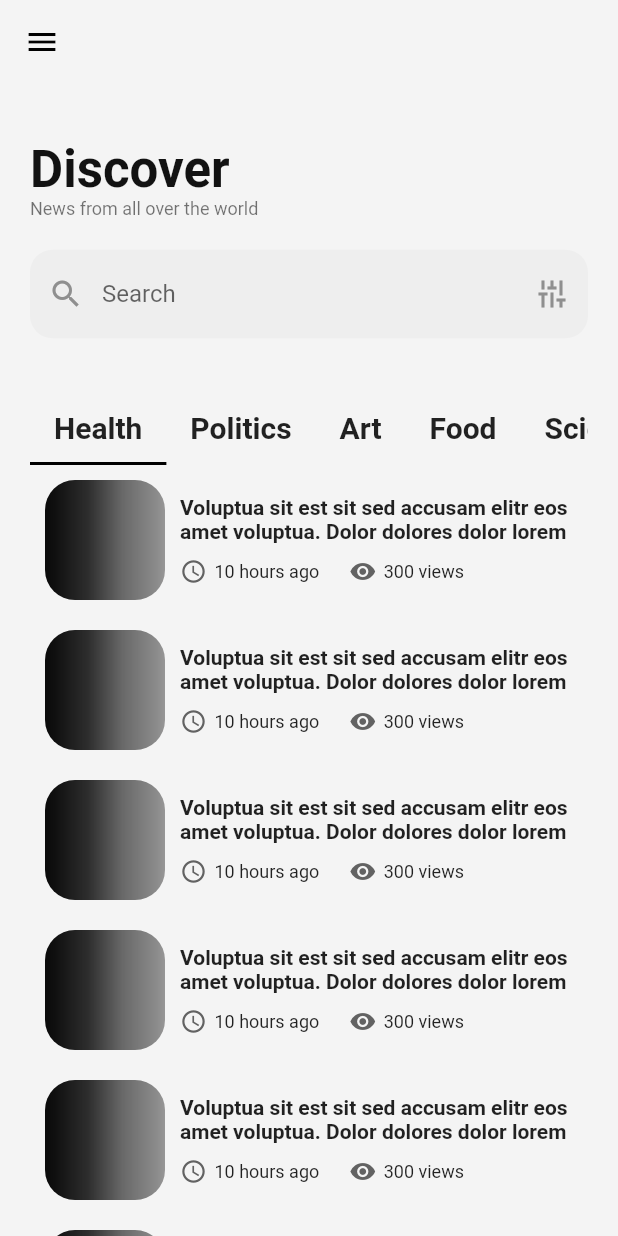
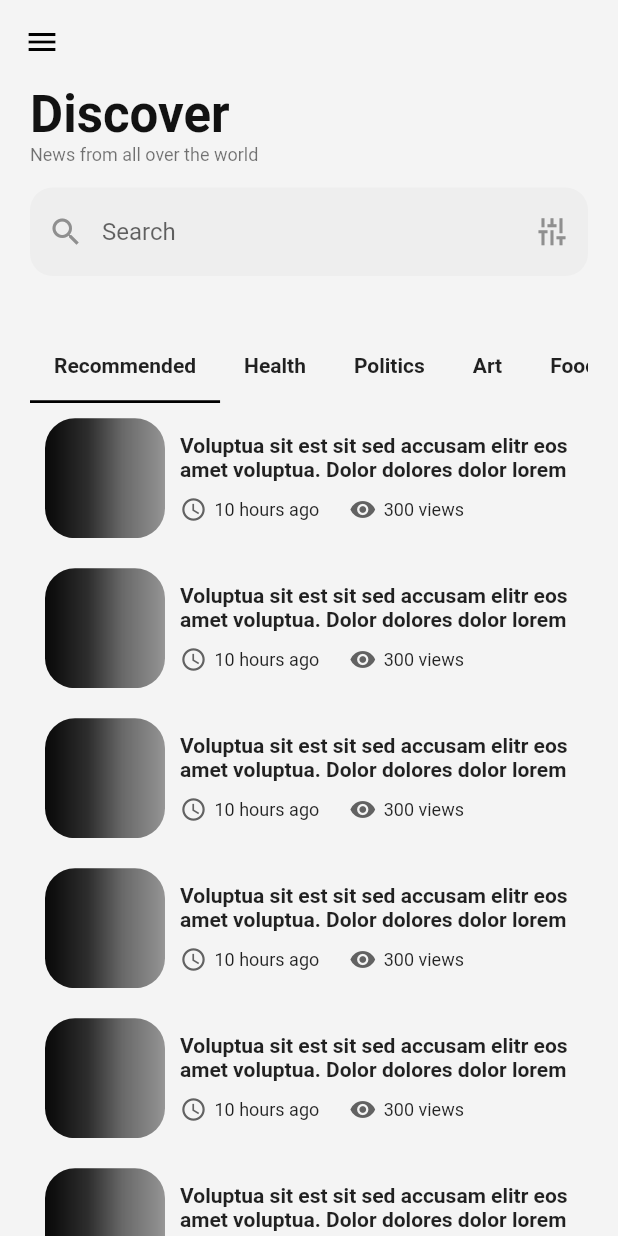
Before and after one commit to PrerakGada/NewsTime, a Flutter app: the SearchFeedScreen screen opened by its route, on a phone screen of 412 x 824 dp. Run offline on Flutter 3.47's test engine with Material 2 defaults, Android fonts, the phone set to English and light mode, and no system bars; our stand-ins replace dio, file_picker, firebase_core, firebase_messaging, flutter_local_notifications, image_picker and 3 more; accounts and stored records are empty.

```diff
--- a/lib/screens/home_screen.dart
+++ b/lib/screens/home_screen.dart
@@ -106,7 +106,7 @@ class _BreakingNews extends StatelessWidget {
     var dio = Dio();
     dio.options.baseUrl = 'https://jugaad-sahi-hai.mustansirg.in/';
 
-    final response = await dio.post('/news/');
+    final response = await dio.get('/news/');
     if (response.statusCode == 200) {
       return response.data;
     } else {
--- a/lib/screens/search_feed_screen.dart
+++ b/lib/screens/search_feed_screen.dart
@@ -19,7 +19,14 @@ class SearchFeedScreen extends StatefulWidget {
 class _SearchFeedScreenState extends State<SearchFeedScreen> {
   @override
   Widget build(BuildContext context) {
-    List<String> tabs = ["Health", "Politics", "Art", "Food", "Science"];
+    List<String> tabs = [
+      "Recommended",
+      "Health",
+      "Politics",
+      "Art",
+      "Food",
+      "Science"
+    ];
     return DefaultTabController(
       initialIndex: 0,
       length: tabs.length,
@@ -52,6 +59,7 @@ class _CustomTabs extends StatelessWidget {
   @override
   Widget build(BuildContext context) {
     return Column(
+      mainAxisSize: MainAxisSize.min,
       children: [
         TabBar(
           tabs: tabs
@@ -60,7 +68,7 @@ class _CustomTabs extends StatelessWidget {
                       e,
                       style: Theme.of(context)
                           .textTheme
-                          .headline6!
+                          .bodyMedium!
                           .copyWith(fontWeight: FontWeight.bold),
                     ),
                   ))
@@ -78,8 +86,7 @@ class _CustomTabs extends StatelessWidget {
                         itemBuilder: (context, index) {
                           return InkWell(
                             onTap: () {
-                              Navigator.pushNamed(
-                                  context, ArticleScreen.id);
+                              Navigator.pushNamed(context, ArticleScreen.id);
                             },
                             child: Row(children: [
                               const ImageContainer(
@@ -159,10 +166,10 @@ class _DiscoverNews extends StatelessWidget {
   @override
   Widget build(BuildContext context) {
     return SizedBox(
-      height: MediaQuery.of(context).size.height * 0.25,
+      height: MediaQuery.of(context).size.height * 0.20,
       child: Column(
         crossAxisAlignment: CrossAxisAlignment.start,
-        mainAxisAlignment: MainAxisAlignment.center,
+        mainAxisAlignment: MainAxisAlignment.start,
         children: [
           Text(
             'Discover',
@@ -174,7 +181,7 @@ class _DiscoverNews extends StatelessWidget {
           Text('News from all over the world',
               style: Theme.of(context).textTheme.bodySmall!),
           const SizedBox(
-            height: 20,
+            height: 15,
           ),
           TextFormField(
             decoration: InputDecoration(
```
